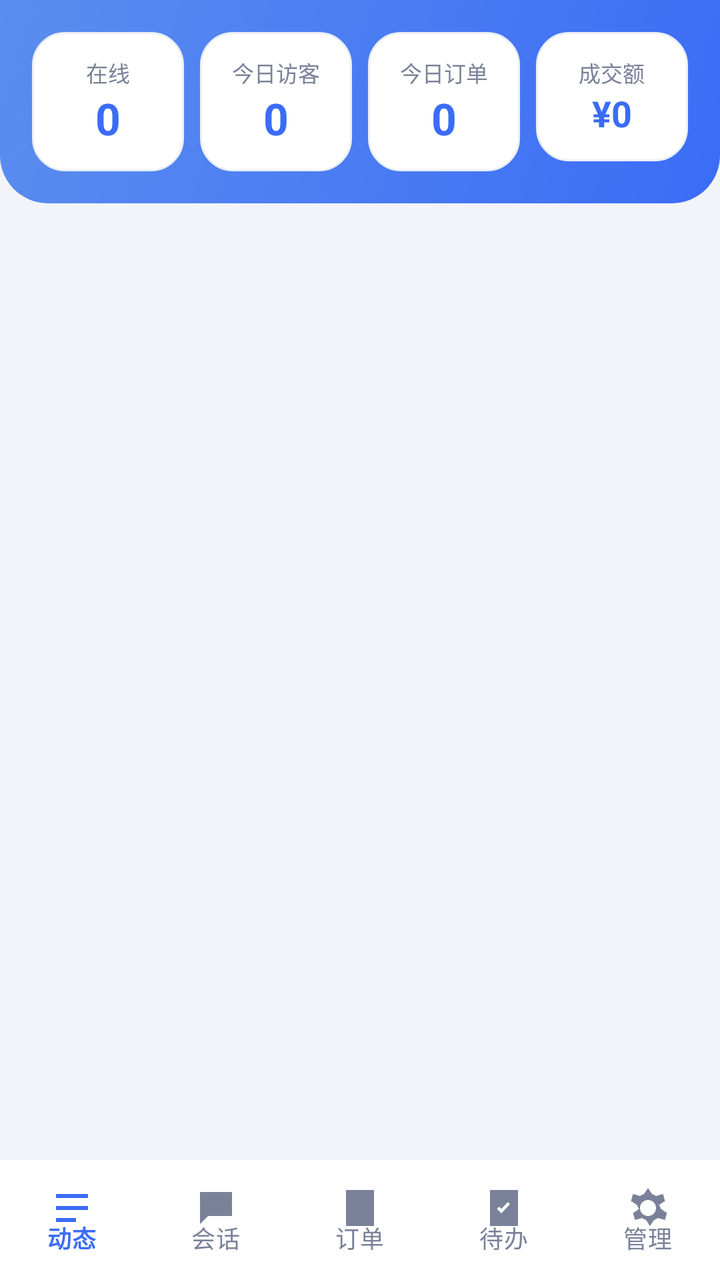
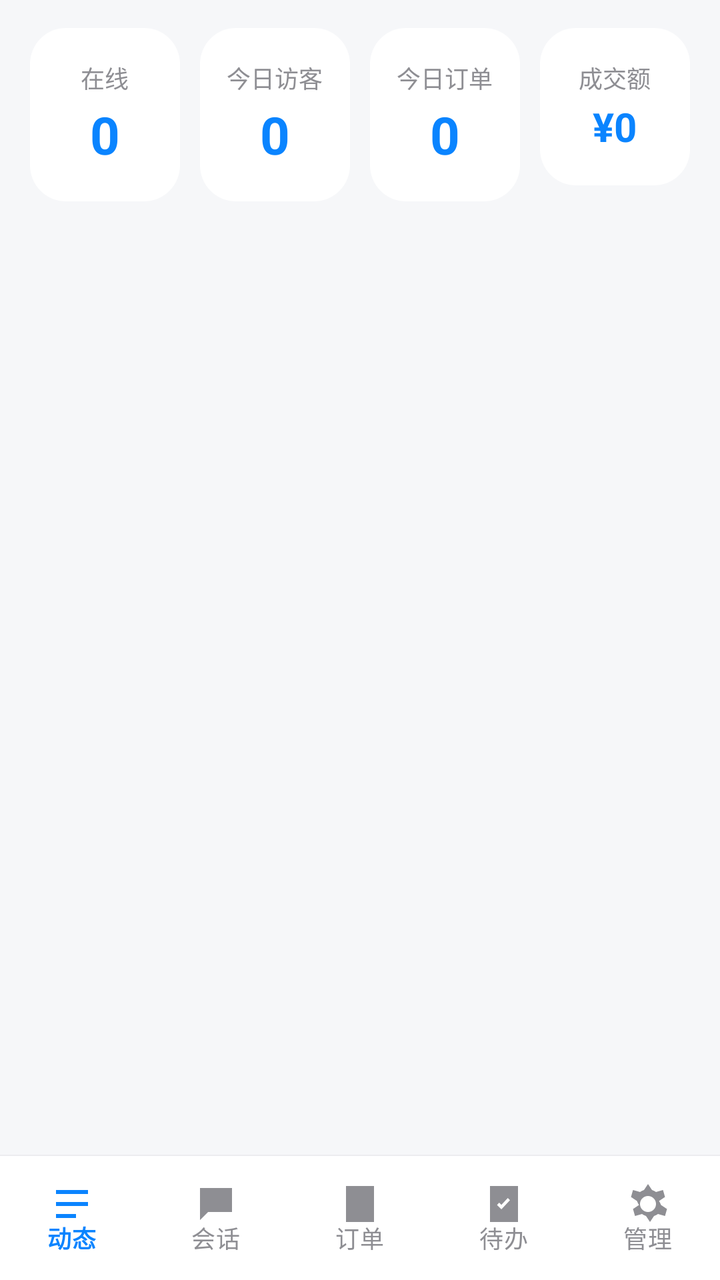

Before-and-after screenshots of an Android layout around one commit, followed by the original layout XML and the change that was made.
<!-- AndroidManifest.xml: application theme Theme.ObsCenter -->
<!-- res/layout/activity_main.xml -->
<?xml version="1.0" encoding="utf-8"?>
<LinearLayout xmlns:android="http://schemas.android.com/apk/res/android"
    xmlns:app="http://schemas.android.com/apk/res-auto"
    android:layout_width="match_parent"
    android:layout_height="match_parent"
    android:orientation="vertical"
    android:background="@color/bg">

    <LinearLayout
        android:layout_width="match_parent"
        android:layout_height="wrap_content"
        android:background="@drawable/bg_top"
        android:paddingHorizontal="12dp"
        android:paddingTop="16dp"
        android:paddingBottom="16dp"
        android:orientation="horizontal"
        android:weightSum="4">

        <LinearLayout
            android:layout_width="0dp"
            android:layout_height="wrap_content"
            android:layout_weight="1"
            android:layout_marginHorizontal="4dp"
            android:background="@drawable/bg_card"
            android:orientation="vertical"
            android:gravity="center"
            android:paddingVertical="12dp">
            <TextView android:layout_width="wrap_content" android:layout_height="wrap_content"
                android:text="在线" android:textSize="11sp" android:textColor="@color/textSub" />
            <TextView android:id="@+id/statOnline" android:layout_width="wrap_content" android:layout_height="wrap_content"
                android:text="0" android:textSize="22sp" android:textStyle="bold" android:textColor="@color/primary" />
        </LinearLayout>

        <LinearLayout
            android:layout_width="0dp"
            android:layout_height="wrap_content"
            android:layout_weight="1"
            android:layout_marginHorizontal="4dp"
            android:background="@drawable/bg_card"
            android:orientation="vertical"
            android:gravity="center"
            android:paddingVertical="12dp">
            <TextView android:layout_width="wrap_content" android:layout_height="wrap_content"
                android:text="今日访客" android:textSize="11sp" android:textColor="@color/textSub" />
            <TextView android:id="@+id/statVisitors" android:layout_width="wrap_content" android:layout_height="wrap_content"
                android:text="0" android:textSize="22sp" android:textStyle="bold" android:textColor="@color/primary" />
        </LinearLayout>

        <LinearLayout
            android:layout_width="0dp"
            android:layout_height="wrap_content"
            android:layout_weight="1"
            android:layout_marginHorizontal="4dp"
            android:background="@drawable/bg_card"
            android:orientation="vertical"
            android:gravity="center"
            android:paddingVertical="12dp">
            <TextView android:layout_width="wrap_content" android:layout_height="wrap_content"
                android:text="今日订单" android:textSize="11sp" android:textColor="@color/textSub" />
            <TextView android:id="@+id/statOrders" android:layout_width="wrap_content" android:layout_height="wrap_content"
                android:text="0" android:textSize="22sp" android:textStyle="bold" android:textColor="@color/primary" />
        </LinearLayout>

        <LinearLayout
            android:layout_width="0dp"
            android:layout_height="wrap_content"
            android:layout_weight="1"
            android:layout_marginHorizontal="4dp"
            android:background="@drawable/bg_card"
            android:orientation="vertical"
            android:gravity="center"
            android:paddingVertical="12dp">
            <TextView android:layout_width="wrap_content" android:layout_height="wrap_content"
                android:text="成交额" android:textSize="11sp" android:textColor="@color/textSub" />
            <TextView android:id="@+id/statAmount" android:layout_width="wrap_content" android:layout_height="wrap_content"
                android:text="¥0" android:textSize="18sp" android:textStyle="bold" android:textColor="@color/primary" />
        </LinearLayout>
    </LinearLayout>

    <FrameLayout
        android:id="@+id/container"
        android:layout_width="match_parent"
        android:layout_height="0dp"
        android:layout_weight="1" />

    <com.google.android.material.bottomnavigation.BottomNavigationView
        android:id="@+id/bottomNav"
        android:layout_width="match_parent"
        android:layout_height="60dp"
        android:background="@color/card"
        app:menu="@menu/bottom_nav"
        app:labelVisibilityMode="labeled"
        app:itemIconTint="@color/nav_tint"
        app:itemTextColor="@color/nav_tint"
        app:itemActiveIndicatorStyle="@null"
        app:elevation="8dp" />
</LinearLayout>
<!-- resources referenced by this layout -->
<resources>
  <color name="bg">#F2F4F9</color>
  <color name="card">#FFFFFF</color>
  <color name="primary">#3B6CF6</color>
  <color name="textSub">#7A8299</color>
  <!-- drawable bg_card (drawable) -->
  <?xml version="1.0" encoding="utf-8"?>
  <shape xmlns:android="http://schemas.android.com/apk/res/android" android:shape="rectangle">
      <solid android:color="@color/card" />
      <corners android:radius="16dp" />
      <stroke android:width="1dp" android:color="@color/line" />
  </shape>
  <!-- drawable bg_top (drawable) -->
  <?xml version="1.0" encoding="utf-8"?>
  <shape xmlns:android="http://schemas.android.com/apk/res/android" android:shape="rectangle">
      <gradient
          android:startColor="@color/gradStart"
          android:endColor="@color/gradEnd"
          android:angle="135" />
      <corners android:bottomLeftRadius="24dp" android:bottomRightRadius="24dp" />
  </shape>
  <style name="Theme.ObsCenter" parent="Theme.Material3.DayNight.NoActionBar">
          <item name="colorPrimary">@color/primary</item>
          <item name="colorPrimaryDark">@color/primaryDark</item>
          <item name="android:windowBackground">@color/bg</item>
          <item name="android:statusBarColor">@color/primaryDark</item>
          <item name="android:navigationBarColor">@color/card</item>
      </style>
  <color name="line">#EAEFF6</color>
  <color name="gradStart">#3B6CF6</color>
  <color name="gradEnd">#5B8DEF</color>
  <color name="primaryDark">#2A4FC4</color>
</resources>

<!-- the commit's change to res/layout/activity_main.xml (unified diff, before → after) -->
@@ -9,10 +9,10 @@
     <LinearLayout
         android:layout_width="match_parent"
         android:layout_height="wrap_content"
-        android:background="@drawable/bg_top"
-        android:paddingHorizontal="12dp"
-        android:paddingTop="16dp"
-        android:paddingBottom="16dp"
+        android:background="@color/bg"
+        android:paddingHorizontal="10dp"
+        android:paddingTop="14dp"
+        android:paddingBottom="6dp"
         android:orientation="horizontal"
         android:weightSum="4">
 
@@ -20,60 +20,64 @@
             android:layout_width="0dp"
             android:layout_height="wrap_content"
             android:layout_weight="1"
-            android:layout_marginHorizontal="4dp"
+            android:layout_marginHorizontal="5dp"
             android:background="@drawable/bg_card"
             android:orientation="vertical"
             android:gravity="center"
-            android:paddingVertical="12dp">
+            android:paddingVertical="16dp">
             <TextView android:layout_width="wrap_content" android:layout_height="wrap_content"
-                android:text="在线" android:textSize="11sp" android:textColor="@color/textSub" />
+                android:text="在线" android:textSize="12sp" android:textColor="@color/textSub" />
             <TextView android:id="@+id/statOnline" android:layout_width="wrap_content" android:layout_height="wrap_content"
-                android:text="0" android:textSize="22sp" android:textStyle="bold" android:textColor="@color/primary" />
+                android:text="0" android:textSize="26sp" android:textStyle="bold" android:textColor="@color/primary"
+                android:layout_marginTop="2dp" />
         </LinearLayout>
 
         <LinearLayout
             android:layout_width="0dp"
             android:layout_height="wrap_content"
             android:layout_weight="1"
-            android:layout_marginHorizontal="4dp"
+            android:layout_marginHorizontal="5dp"
             android:background="@drawable/bg_card"
             android:orientation="vertical"
             android:gravity="center"
-            android:paddingVertical="12dp">
+            android:paddingVertical="16dp">
             <TextView android:layout_width="wrap_content" android:layout_height="wrap_content"
-                android:text="今日访客" android:textSize="11sp" android:textColor="@color/textSub" />
+                android:text="今日访客" android:textSize="12sp" android:textColor="@color/textSub" />
             <TextView android:id="@+id/statVisitors" android:layout_width="wrap_content" android:layout_height="wrap_content"
-                android:text="0" android:textSize="22sp" android:textStyle="bold" android:textColor="@color/primary" />
+                android:text="0" android:textSize="26sp" android:textStyle="bold" android:textColor="@color/primary"
+                android:layout_marginTop="2dp" />
         </LinearLayout>
 
         <LinearLayout
             android:layout_width="0dp"
             android:layout_height="wrap_content"
             android:layout_weight="1"
-            android:layout_marginHorizontal="4dp"
+            android:layout_marginHorizontal="5dp"
             android:background="@drawable/bg_card"
             android:orientation="vertical"
             android:gravity="center"
-            android:paddingVertical="12dp">
+            android:paddingVertical="16dp">
             <TextView android:layout_width="wrap_content" android:layout_height="wrap_content"
-                android:text="今日订单" android:textSize="11sp" android:textColor="@color/textSub" />
+                android:text="今日订单" android:textSize="12sp" android:textColor="@color/textSub" />
             <TextView android:id="@+id/statOrders" android:layout_width="wrap_content" android:layout_height="wrap_content"
-                android:text="0" android:textSize="22sp" android:textStyle="bold" android:textColor="@color/primary" />
+                android:text="0" android:textSize="26sp" android:textStyle="bold" android:textColor="@color/primary"
+                android:layout_marginTop="2dp" />
         </LinearLayout>
 
         <LinearLayout
             android:layout_width="0dp"
             android:layout_height="wrap_content"
             android:layout_weight="1"
-            android:layout_marginHorizontal="4dp"
+            android:layout_marginHorizontal="5dp"
             android:background="@drawable/bg_card"
             android:orientation="vertical"
             android:gravity="center"
-            android:paddingVertical="12dp">
+            android:paddingVertical="16dp">
             <TextView android:layout_width="wrap_content" android:layout_height="wrap_content"
-                android:text="成交额" android:textSize="11sp" android:textColor="@color/textSub" />
+                android:text="成交额" android:textSize="12sp" android:textColor="@color/textSub" />
             <TextView android:id="@+id/statAmount" android:layout_width="wrap_content" android:layout_height="wrap_content"
-                android:text="¥0" android:textSize="18sp" android:textStyle="bold" android:textColor="@color/primary" />
+                android:text="¥0" android:textSize="20sp" android:textStyle="bold" android:textColor="@color/primary"
+                android:layout_marginTop="2dp" />
         </LinearLayout>
     </LinearLayout>
 
@@ -83,15 +87,20 @@
         android:layout_height="0dp"
         android:layout_weight="1" />
 
+    <View
+        android:layout_width="match_parent"
+        android:layout_height="0.5dp"
+        android:background="@color/line" />
+
     <com.google.android.material.bottomnavigation.BottomNavigationView
         android:id="@+id/bottomNav"
         android:layout_width="match_parent"
-        android:layout_height="60dp"
+        android:layout_height="62dp"
         android:background="@color/card"
         app:menu="@menu/bottom_nav"
         app:labelVisibilityMode="labeled"
         app:itemIconTint="@color/nav_tint"
         app:itemTextColor="@color/nav_tint"
         app:itemActiveIndicatorStyle="@null"
-        app:elevation="8dp" />
+        app:elevation="0dp" />
 </LinearLayout>
<!-- resource entries referenced after the edit -->
@@ -1,35 +1,24 @@
 <!-- resources referenced by this layout -->
 <resources>
-  <color name="bg">#F2F4F9</color>
+  <color name="bg">#F6F7F9</color>
   <color name="card">#FFFFFF</color>
-  <color name="primary">#3B6CF6</color>
-  <color name="textSub">#7A8299</color>
+  <color name="primary">#0A84FF</color>
+  <color name="textSub">#8E8E93</color>
   <!-- drawable bg_card (drawable) -->
   <?xml version="1.0" encoding="utf-8"?>
   <shape xmlns:android="http://schemas.android.com/apk/res/android" android:shape="rectangle">
       <solid android:color="@color/card" />
-      <corners android:radius="16dp" />
-      <stroke android:width="1dp" android:color="@color/line" />
-  </shape>
-  <!-- drawable bg_top (drawable) -->
-  <?xml version="1.0" encoding="utf-8"?>
-  <shape xmlns:android="http://schemas.android.com/apk/res/android" android:shape="rectangle">
-      <gradient
-          android:startColor="@color/gradStart"
-          android:endColor="@color/gradEnd"
-          android:angle="135" />
-      <corners android:bottomLeftRadius="24dp" android:bottomRightRadius="24dp" />
+      <corners android:radius="18dp" />
   </shape>
   <style name="Theme.ObsCenter" parent="Theme.Material3.DayNight.NoActionBar">
           <item name="colorPrimary">@color/primary</item>
           <item name="colorPrimaryDark">@color/primaryDark</item>
           <item name="android:windowBackground">@color/bg</item>
-          <item name="android:statusBarColor">@color/primaryDark</item>
+          <item name="android:statusBarColor">@color/card</item>
+          <item name="android:windowLightStatusBar">true</item>
           <item name="android:navigationBarColor">@color/card</item>
       </style>
-  <color name="line">#EAEFF6</color>
-  <color name="gradStart">#3B6CF6</color>
-  <color name="gradEnd">#5B8DEF</color>
-  <color name="primaryDark">#2A4FC4</color>
+  <color name="line">#ECECEF</color>
+  <color name="primaryDark">#0066D6</color>
 </resources>
 
